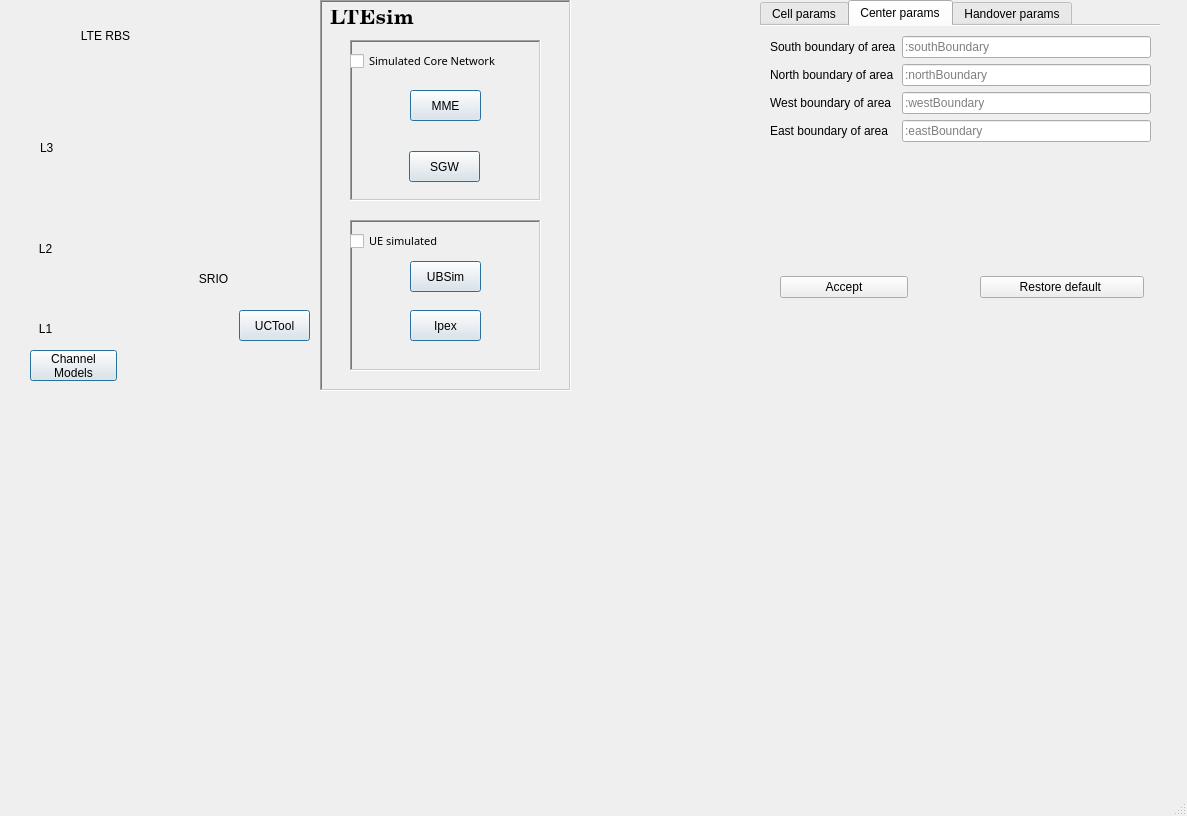
Above: LTEsimGeneratorGUI/Maps/Parameters/MapWindow/newmapwindow.ui from moniss23/junit4 before the change. Below: the same form after it.
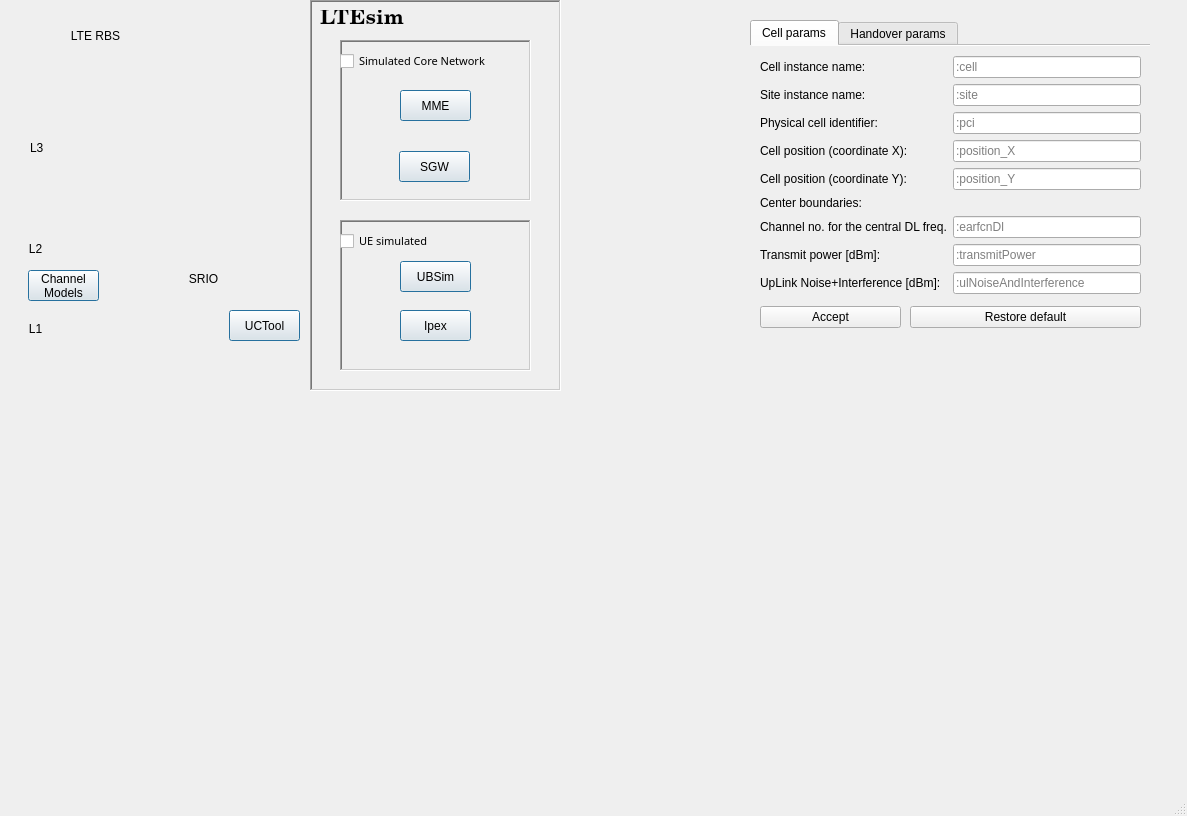
That is the form after the change. The open tabs and pages were chosen to show the change. Icons and pictures are not drawn.

Commit message:
Changed NewMapWindow tabWidget behaviour
MapObjectWidget is hidden when cell or handover is not clicked.
When we click on an object - its tab shows

What changed in the file:
```diff
--- a/LTEsimGeneratorGUI/Maps/Parameters/MapWindow/newmapwindow.ui
+++ b/LTEsimGeneratorGUI/Maps/Parameters/MapWindow/newmapwindow.ui
@@ -44,7 +44,7 @@
    <widget class="QWidget" name="rbsWidget" native="true">
     <property name="geometry">
      <rect>
-      <x>20</x>
+      <x>10</x>
       <y>0</y>
       <width>551</width>
       <height>391</height>
@@ -463,9 +463,9 @@
     <widget class="QPushButton" name="channelModelsButton">
      <property name="geometry">
       <rect>
-       <x>10</x>
-       <y>350</y>
-       <width>87</width>
+       <x>18</x>
+       <y>270</y>
+       <width>71</width>
        <height>31</height>
       </rect>
      </property>
@@ -484,8 +484,8 @@
     </property>
     <property name="geometry">
      <rect>
-      <x>760</x>
-      <y>0</y>
+      <x>750</x>
+      <y>20</y>
       <width>400</width>
       <height>451</height>
      </rect>
@@ -502,6 +502,9 @@
       <height>16777215</height>
      </size>
     </property>
+    <property name="tabShape">
+     <enum>QTabWidget::Rounded</enum>
+    </property>
     <property name="currentIndex">
      <number>2</number>
     </property>
@@ -524,7 +527,7 @@
         <x>10</x>
         <y>10</y>
         <width>381</width>
-        <height>231</height>
+        <height>241</height>
        </rect>
       </property>
       <layout class="QFormLayout" name="formLayout_2">
@@ -545,7 +548,7 @@
        <item row="1" column="0">
         <widget class="QLabel" name="label_14">
          <property name="text">
-          <string> Site instance name:</string>
+          <string>Site instance name:</string>
          </property>
         </widget>
        </item>
@@ -573,7 +576,7 @@
        <item row="3" column="0">
         <widget class="QLabel" name="label_16">
          <property name="text">
-          <string>Cell position, coordinate X:</string>
+          <string>Cell position (coordinate X):</string>
          </property>
         </widget>
        </item>
@@ -587,7 +590,7 @@
        <item row="4" column="0">
         <widget class="QLabel" name="label_17">
          <property name="text">
-          <string>Cell position, coordinate Y:</string>
+          <string>Cell position (coordinate Y):</string>
          </property>
         </widget>
        </item>
@@ -598,59 +601,66 @@
          </property>
         </widget>
        </item>
-       <item row="5" column="0">
+       <item row="6" column="0">
         <widget class="QLabel" name="label_18">
          <property name="text">
-          <string>Channel number for the central DL frequency</string>
+          <string>Channel no. for the central DL freq.</string>
          </property>
          <property name="wordWrap">
-          <bool>true</bool>
+          <bool>false</bool>
          </property>
         </widget>
        </item>
-       <item row="5" column="1">
+       <item row="6" column="1">
         <widget class="QLineEdit" name="earfcnDl">
          <property name="placeholderText">
           <string>:earfcnDl</string>
          </property>
         </widget>
        </item>
-       <item row="6" column="0">
+       <item row="7" column="0">
         <widget class="QLabel" name="label_19">
          <property name="text">
-          <string> Transmit power in dBm</string>
+          <string>Transmit power [dBm]:</string>
          </property>
         </widget>
        </item>
-       <item row="6" column="1">
+       <item row="7" column="1">
         <widget class="QLineEdit" name="transmitPower">
          <property name="placeholderText">
           <string>:transmitPower</string>
          </property>
         </widget>
        </item>
-       <item row="7" column="0">
+       <item row="8" column="0">
         <widget class="QLabel" name="label_20">
          <property name="text">
-          <string>uplink N+I in dBm</string>
+          <string>UpLink Noise+Interference [dBm]:</string>
          </property>
         </widget>
        </item>
-       <item row="7" column="1">
+       <item row="8" column="1">
         <widget class="QLineEdit" name="ulNoiseAndInterference">
          <property name="placeholderText">
           <string>:ulNoiseAndInterference</string>
          </property>
         </widget>
        </item>
+       <item row="5" column="0">
+        <widget class="QLabel" name="label_6">
+         <property name="text">
+          <string>Center boundaries:</string>
+         </property>
+        </widget>
+       </item>
       </layout>
      </widget>
      <widget class="QPushButton" name="pbSetCellParams">
       <property name="geometry">
        <rect>
-        <x>20</x>
-        <y>250</y>
-        <width>128</width>
+        <x>10</x>
+        <y>260</y>
+        <width>141</width>
         <height>22</height>
        </rect>
       </property>
@@ -667,9 +677,9 @@
      <widget class="QPushButton" name="pbRestoreCell">
       <property name="geometry">
        <rect>
-        <x>220</x>
-        <y>250</y>
-        <width>164</width>
+        <x>160</x>
+        <y>260</y>
+        <width>231</width>
         <height>22</height>
        </rect>
       </property>
@@ -684,112 +694,7 @@
       </property>
      </widget>
     </widget>
-    <widget class="QWidget" name="tab_2">
-     <attribute name="title">
-      <string>Center params</string>
-     </attribute>
-     <widget class="QWidget" name="formLayoutWidget">
-      <property name="geometry">
-       <rect>
-        <x>10</x>
-        <y>10</y>
-        <width>381</width>
-        <height>111</height>
-       </rect>
-      </property>
-      <layout class="QFormLayout" name="formLayout">
-       <item row="0" column="0">
-        <widget class="QLabel" name="label">
-         <property name="sizePolicy">
-          <sizepolicy hsizetype="Fixed" vsizetype="Preferred">
-           <horstretch>0</horstretch>
-           <verstretch>0</verstretch>
-          </sizepolicy>
-         </property>
-         <property name="text">
-          <string>South boundary of area</string>
-         </property>
-        </widget>
-       </item>
-       <item row="0" column="1">
-        <widget class="QLineEdit" name="southBoundary">
-         <property name="placeholderText">
-          <string>:southBoundary</string>
-         </property>
-        </widget>
-       </item>
-       <item row="1" column="0">
-        <widget class="QLabel" name="label_22">
-         <property name="text">
-          <string>North boundary of area</string>
-         </property>
-        </widget>
-       </item>
-       <item row="1" column="1">
-        <widget class="QLineEdit" name="northBoundary">
-         <property name="placeholderText">
-          <string>:northBoundary</string>
-         </property>
-        </widget>
-       </item>
-       <item row="2" column="0">
-        <widget class="QLabel" name="label_23">
-         <property name="text">
-          <string>West boundary of area</string>
-         </property>
-        </widget>
-       </item>
-       <item row="2" column="1">
-        <widget class="QLineEdit" name="westBoundary">
-         <property name="placeholderText">
-          <string>:westBoundary</string>
-         </property>
-        </widget>
-       </item>
-       <item row="3" column="0">
-        <widget class="QLabel" name="label_24">
-         <property name="text">
-          <string>East boundary of area</string>
-         </property>
-        </widget>
-       </item>
-       <item row="3" column="1">
-        <widget class="QLineEdit" name="eastBoundary">
-         <property name="placeholderText">
-          <string>:eastBoundary</string>
-         </property>
-        </widget>
-       </item>
-      </layout>
-     </widget>
-     <widget class="QPushButton" name="pbSetCenterParams">
-      <property name="geometry">
-       <rect>
-        <x>20</x>
-        <y>250</y>
-        <width>128</width>
-        <height>22</height>
-       </rect>
-      </property>
-      <property name="text">
-       <string>Accept</string>
-      </property>
-     </widget>
-     <widget class="QPushButton" name="pbRestoreCenter">
-      <property name="geometry">
-       <rect>
-        <x>220</x>
-        <y>250</y>
-        <width>164</width>
-        <height>22</height>
-       </rect>
-      </property>
-      <property name="text">
-       <string>Restore default </string>
-      </property>
-     </widget>
-    </widget>
-    <widget class="QWidget" name="tab_3">
+    <widget class="QWidget" name="handoverTab">
      <attribute name="title">
       <string>Handover params</string>
      </attribute>
```
Left out of the diff: 62 changed lines with no effect on the pictures. The commit also changes 2 other files.
